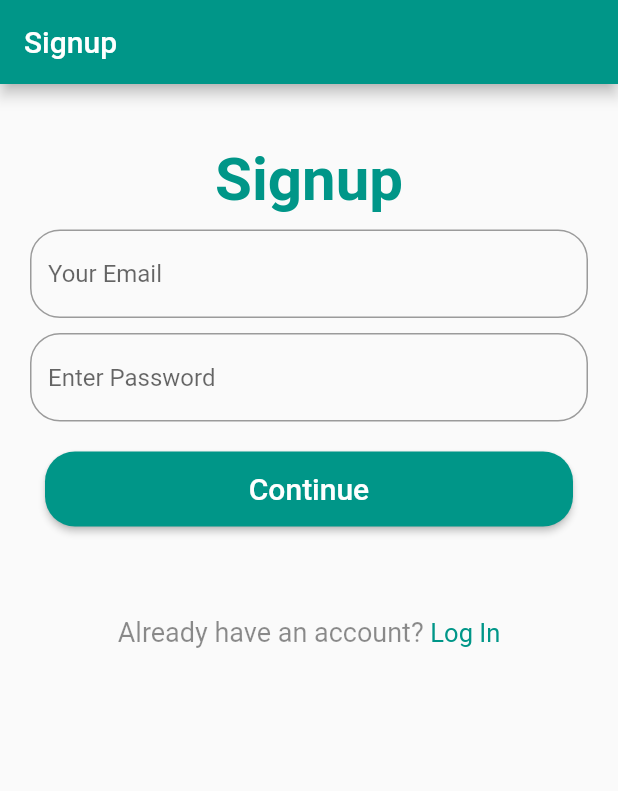
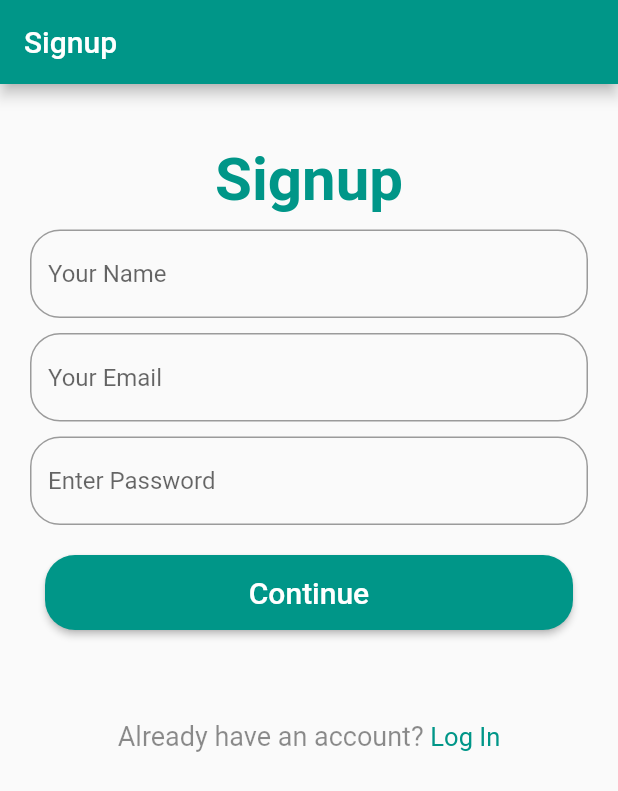
Before and after one commit to Developer-Student-Clubs-VSSUT-Burla/NGO-Helper, a Flutter app: the screen it shows after launch, on a phone screen of 412 x 824 dp. Shown: the top 791 px of the screen. Run offline on Flutter 3.47's test engine with Material 2 defaults, Android fonts, the phone set to English and light mode, and no system bars; our stand-ins replace firebase_auth, firebase_core; accounts and stored records are empty.

Commit message:
added name field

```diff
--- a/lib/screens/signup.dart
+++ b/lib/screens/signup.dart
@@ -21,6 +21,7 @@ class SignUp extends StatefulWidget {
 class _SignUpState extends State<SignUp> {
 
   final formKey = GlobalKey<FormState>();
+  final displayNameController = TextEditingController();
   final emailController = TextEditingController();
   final passwordController = TextEditingController();
   @override
@@ -37,7 +38,19 @@ class _SignUpState extends State<SignUp> {
                   child: Text("Signup",style: TextStyle(fontWeight:FontWeight.bold,
                       fontSize: 40.0,color: Colors.teal),textAlign: TextAlign.center,)
               ),
-
+              Container(
+                padding: EdgeInsets.fromLTRB(20.0, 10.0, 20.0, 0.0),
+                child:TextField(
+                    controller: displayNameController,
+                    cursorColor: Colors.white,
+                    textInputAction: TextInputAction.next,
+                    decoration: InputDecoration(
+                      border: OutlineInputBorder(
+                          borderRadius:BorderRadius.circular(20.0)),
+                      hintText: 'Your Name',
+                    )
+                ),
+              ),
               Container(
                 padding: EdgeInsets.fromLTRB(20.0, 10.0, 20.0, 0.0),
                 child:TextField(
@@ -115,6 +128,10 @@ class _SignUpState extends State<SignUp> {
           email: emailController.text.trim(),
           password: passwordController.text.trim()
       );
+      // update display name
+      var user = FirebaseAuth.instance.currentUser!;
+      // print(user);
+      user.updateDisplayName(displayNameController.text.trim());
     }on FirebaseAuthException catch (e)
     {
       print(e);
```
